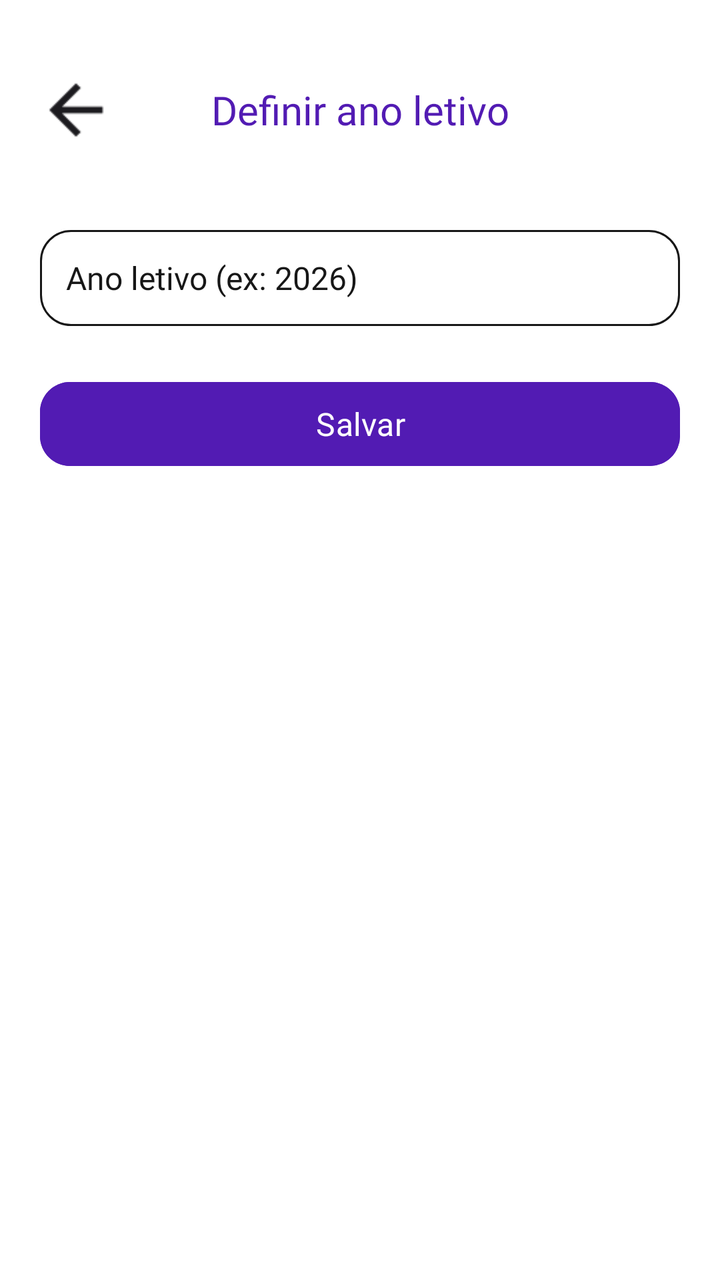
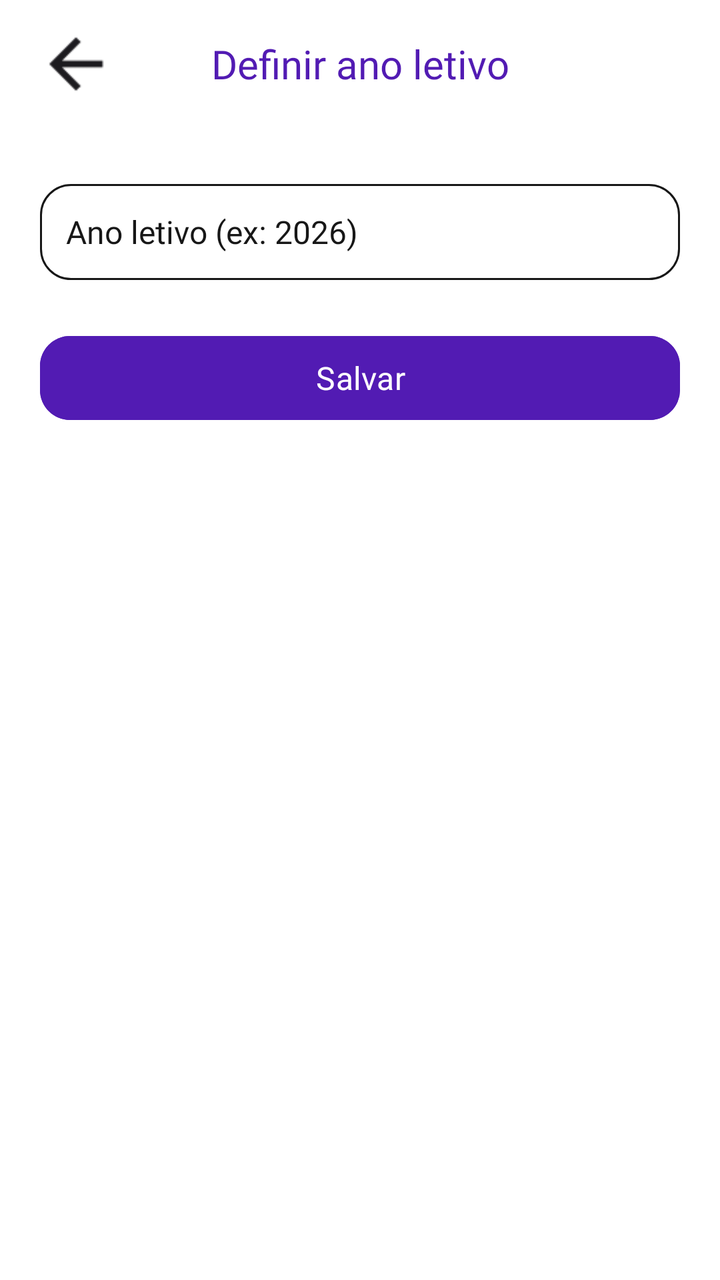

Before-and-after screenshots of an Android layout around one commit, followed by the original layout XML and the change that was made.
<!-- AndroidManifest.xml: application theme Theme.MeuFuturoAgora -->
<!-- res/layout/activity_definir_ano_letivo.xml -->
<?xml version="1.0" encoding="utf-8"?>
<androidx.constraintlayout.widget.ConstraintLayout xmlns:android="http://schemas.android.com/apk/res/android"
    xmlns:app="http://schemas.android.com/apk/res-auto"
    android:id="@+id/main"
    android:layout_width="match_parent"
    android:layout_height="match_parent"
    android:background="@android:color/white">

    <ImageView
        android:id="@+id/btnVoltar"
        android:layout_width="40dp"
        android:layout_height="40dp"
        android:layout_marginStart="18dp"
        android:layout_marginTop="35dp"
        android:contentDescription="Voltar"
        android:scaleType="centerInside"
        android:src="@drawable/seta_voltar"
        app:layout_constraintStart_toStartOf="parent"
        app:layout_constraintTop_toTopOf="parent" />

    <TextView
        android:layout_width="0dp"
        android:layout_height="50dp"
        android:fontFamily="@font/poppins_bold"
        android:gravity="center"
        android:text="Definir ano letivo"
        android:textColor="@color/roxo_primario"
        android:textSize="20sp"
        app:layout_constraintBottom_toBottomOf="@id/btnVoltar"
        app:layout_constraintEnd_toEndOf="parent"
        app:layout_constraintStart_toStartOf="parent"
        app:layout_constraintTop_toTopOf="@id/btnVoltar" />

    <LinearLayout
        android:layout_width="0dp"
        android:layout_height="wrap_content"
        android:layout_marginStart="20dp"
        android:layout_marginTop="40dp"
        android:layout_marginEnd="20dp"
        android:orientation="vertical"
        app:layout_constraintEnd_toEndOf="parent"
        app:layout_constraintStart_toStartOf="parent"
        app:layout_constraintTop_toBottomOf="@id/btnVoltar">

        <EditText
            android:id="@+id/edtAnoLetivo"
            android:layout_width="match_parent"
            android:layout_height="48dp"
            android:background="@drawable/bg_campo_criar_atividade"
            android:fontFamily="@font/poppins_regular"
            android:hint="Ano letivo (ex: 2026)"
            android:inputType="number"
            android:maxLength="4"
            android:paddingStart="13dp"
            android:paddingEnd="13dp"
            android:textColor="#171717"
            android:textColorHint="#171717"
            android:textSize="16sp" />

        <com.google.android.material.button.MaterialButton
            android:id="@+id/btnSalvarAnoLetivo"
            android:layout_width="match_parent"
            android:layout_height="50dp"
            android:layout_marginTop="24dp"
            android:backgroundTint="@color/roxo_primario"
            android:fontFamily="@font/poppins_bold"
            android:text="Salvar"
            android:textAllCaps="false"
            android:textColor="@android:color/white"
            android:textSize="16sp"
            app:cornerRadius="15dp" />

    </LinearLayout>

</androidx.constraintlayout.widget.ConstraintLayout>
<!-- resources referenced by this layout -->
<resources>
  <color name="roxo_primario">#521BB3</color>
  <!-- drawable bg_campo_criar_atividade (drawable) -->
  <?xml version="1.0" encoding="utf-8"?>
  <shape xmlns:android="http://schemas.android.com/apk/res/android"
      android:shape="rectangle">
  
      <solid android:color="@android:color/white" />
  
      <stroke
          android:width="1dp"
          android:color="#171717" />
  
      <corners android:radius="15dp" />
  
  </shape>
  <!-- drawable seta_voltar: png bitmap (drawable, 265 bytes) -->
  <style name="Theme.MeuFuturoAgora" parent="Base.Theme.MeuFuturoAgora" />
  <style name="Base.Theme.MeuFuturoAgora" parent="Theme.Material3.DayNight.NoActionBar">
          <item name="android:navigationBarColor">@android:color/transparent</item>
      </style>
</resources>

<!-- the commit's change to res/layout/activity_definir_ano_letivo.xml (unified diff, before → after) -->
@@ -11,7 +11,7 @@
         android:layout_width="40dp"
         android:layout_height="40dp"
         android:layout_marginStart="18dp"
-        android:layout_marginTop="35dp"
+        android:layout_marginTop="12dp"
         android:contentDescription="Voltar"
         android:scaleType="centerInside"
         android:src="@drawable/seta_voltar"
